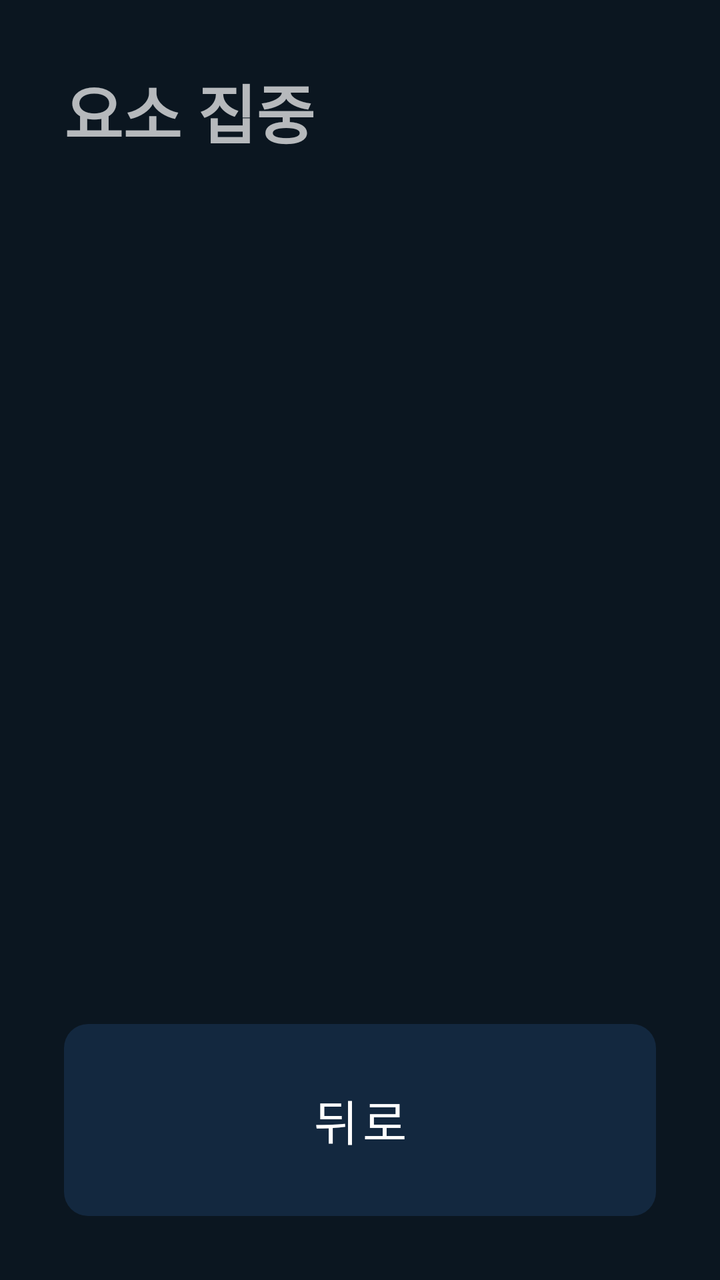
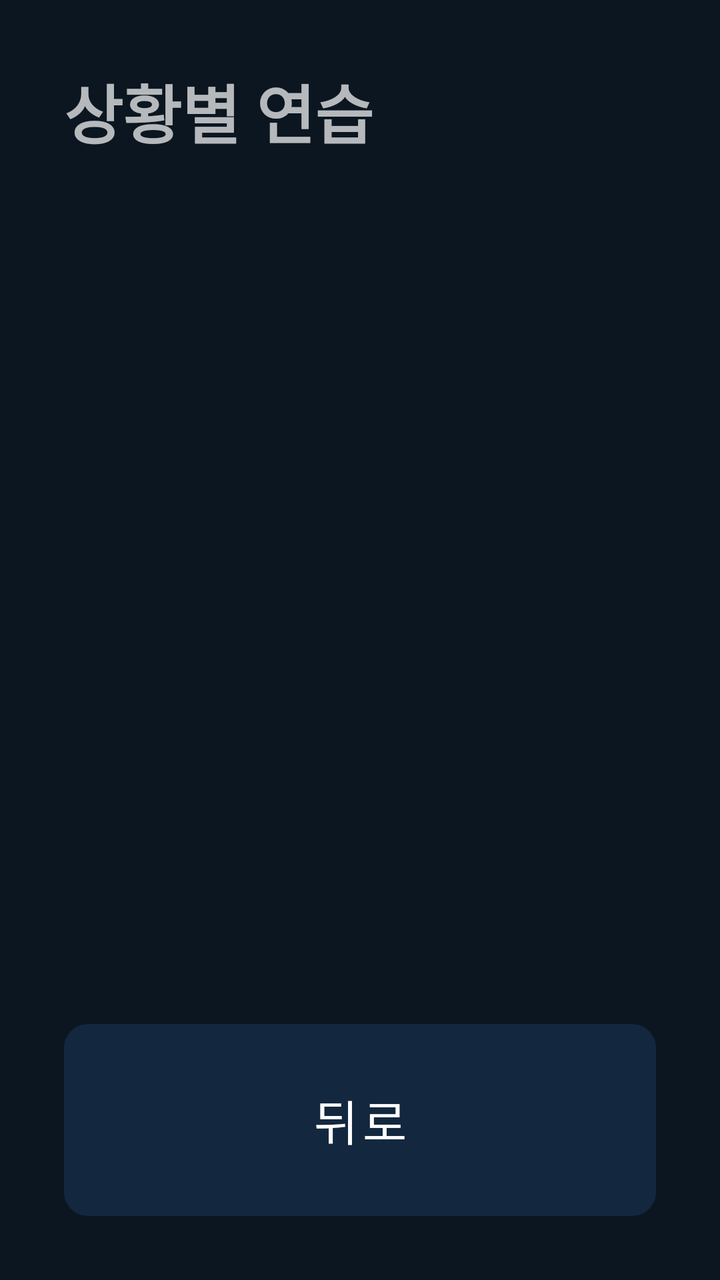

Screens rendered from an Android XML layout before and after an edit, with the pre-edit source and the edit as a unified diff.
<!-- AndroidManifest.xml: application theme Theme.Jeonunbochocar -->
<!-- res/layout/screen_element.xml -->
<?xml version="1.0" encoding="utf-8"?>
<LinearLayout xmlns:android="http://schemas.android.com/apk/res/android"
    android:layout_width="match_parent"
    android:layout_height="match_parent"
    android:orientation="vertical"
    android:padding="32dp">

    <TextView
        android:layout_width="wrap_content"
        android:layout_height="wrap_content"
        android:layout_marginBottom="16dp"
        android:text="요소 집중"
        android:textSize="32sp"
        android:textStyle="bold" />

    <ScrollView
        android:layout_width="match_parent"
        android:layout_height="0dp"
        android:layout_weight="1">

        <LinearLayout
            android:id="@+id/elementList"
            android:layout_width="match_parent"
            android:layout_height="wrap_content"
            android:orientation="vertical" />
    </ScrollView>

    <Button
        android:id="@+id/btnBack"
        android:layout_width="match_parent"
        android:layout_height="96dp"
        android:layout_marginTop="16dp"
        android:text="뒤로"
        android:textSize="24sp" />
</LinearLayout>
<!-- resources referenced by this layout -->
<resources>
  <style name="Theme.Jeonunbochocar" parent="Theme.MaterialComponents.NoActionBar">
          <item name="colorPrimary">@color/jb_accent</item>
          <item name="colorPrimaryVariant">@color/jb_navy</item>
          <item name="colorOnPrimary">@color/jb_background</item>
          <item name="colorSecondary">@color/jb_accent</item>
          <item name="colorOnSecondary">@color/jb_background</item>
          <item name="android:windowBackground">@color/jb_background</item>
          <item name="android:statusBarColor">@color/jb_background</item>
          <item name="materialButtonStyle">@style/Jb.Button</item>
      </style>
  <color name="jb_accent">#00AAD2</color>
  <color name="jb_navy">#002C5F</color>
  <color name="jb_background">#0B1620</color>
  <style name="Jb.Button" parent="Widget.MaterialComponents.Button.UnelevatedButton">
          <item name="backgroundTint">@color/jb_card</item>
          <item name="android:textColor">@color/white</item>
          <item name="android:textSize">24sp</item>
          <item name="cornerRadius">12dp</item>
          <item name="android:insetTop">0dp</item>
          <item name="android:insetBottom">0dp</item>
      </style>
  <color name="jb_card">#13283F</color>
  <color name="white">#FFFFFFFF</color>
</resources>

<!-- the commit's change to res/layout/screen_element.xml (unified diff, before → after) -->
@@ -9,7 +9,7 @@
         android:layout_width="wrap_content"
         android:layout_height="wrap_content"
         android:layout_marginBottom="16dp"
-        android:text="요소 집중"
+        android:text="상황별 연습"
         android:textSize="32sp"
         android:textStyle="bold" />
 
